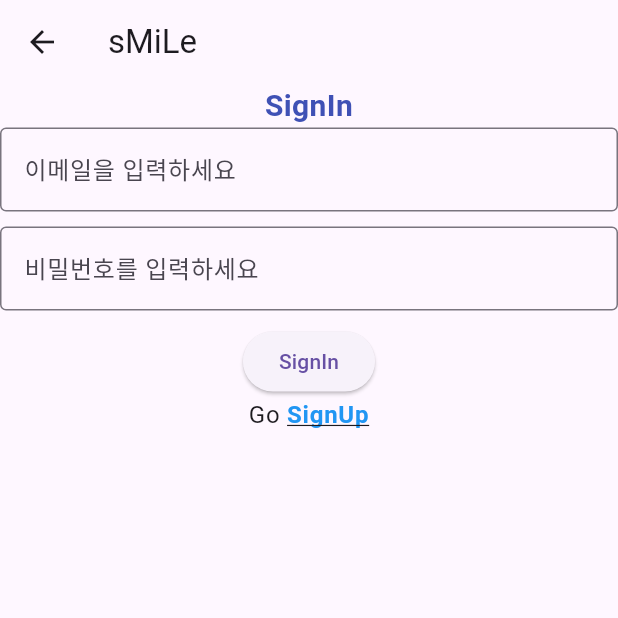
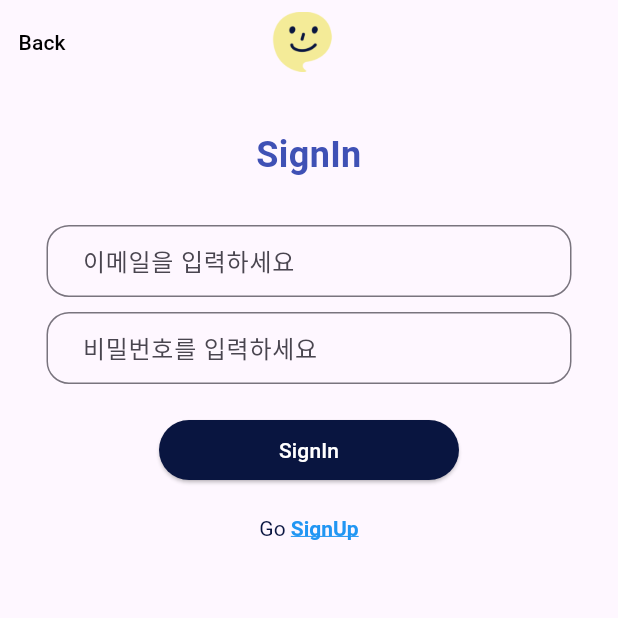
Before and after one commit to bk123477/2024-SolutionChallenge-sMiLe, a Flutter app: the screen it shows after launch, after a tap on "Sign In", on a phone screen of 412 x 824 dp, the top half of it. Run offline on Flutter 3.47's test engine with Material 3 defaults, Android fonts, the phone set to English and light mode, and no system bars; our stand-ins replace cloud_firestore, firebase_auth, firebase_core, firebase_messaging, flutter_local_notifications, fluttertoast and 2 more; accounts and stored records are empty.

Commit message:
design: signup,in

```diff
--- a/lib/screen/part1/init_screen.dart
+++ b/lib/screen/part1/init_screen.dart
@@ -146,35 +146,35 @@ class _InitScreenState extends State<InitScreen> {
   @override
   Widget build(BuildContext context) {
     return Scaffold(
-      appBar: AppBar(
-        backgroundColor: Palette.bgColor,
-        actions: <Widget>[
-          AnimatedSwitcher(
-            duration: const Duration(milliseconds: 300),
-            transitionBuilder: (Widget child, Animation<double> animation) {
-              return ScaleTransition(
-                scale: animation,
-                child: child,
-              );
-            },
-            child: _isSignInVisible
-                ? TextButton(
-              key: ValueKey<String>('Sign In'),
-              onPressed: () => setState(() {
-                _isSignInVisible = false;
-              }),
-              child: Text('Sign In', style: TextStyle(color: Colors.white)),
-            )
-                : TextButton(
-              key: ValueKey<String>('Sign Up'),
-              onPressed: () => setState(() {
-                _isSignInVisible = true;
-              }),
-              child: Text('Sign Up', style: TextStyle(color: Colors.white)),
-            ),
-          ),
-        ],
-      ),
+      // appBar: AppBar(
+      //   backgroundColor: Palette.bgColor,
+      //   actions: <Widget>[
+      //     AnimatedSwitcher(
+      //       duration: const Duration(milliseconds: 300),
+      //       transitionBuilder: (Widget child, Animation<double> animation) {
+      //         return ScaleTransition(
+      //           scale: animation,
+      //           child: child,
+      //         );
+      //       },
+      //       child: _isSignInVisible
+      //           ? TextButton(
+      //         key: ValueKey<String>('Sign In'),
+      //         onPressed: () => setState(() {
+      //           _isSignInVisible = false;
+      //         }),
+      //         child: Text('Sign In', style: TextStyle(color: Colors.white)),
+      //       )
+      //           : TextButton(
+      //         key: ValueKey<String>('Sign Up'),
+      //         onPressed: () => setState(() {
+      //           _isSignInVisible = true;
+      //         }),
+      //         child: Text('Sign Up', style: TextStyle(color: Colors.white)),
+      //       ),
+      //     ),
+      //   ],
+      // ),
       body: Container(
         color: Palette.bgColor,
         child: SafeArea(
--- a/lib/screen/part1/signup_screen2.dart
+++ b/lib/screen/part1/signup_screen2.dart
@@ -6,6 +6,7 @@ import 'package:firebase_core/firebase_core.dart';
 import 'package:fluttertoast/fluttertoast.dart';
 import 'package:shared_preferences/shared_preferences.dart';
 import 'package:smile_front/screen/part2/home_screen.dart';
+import '../../config/palette.dart';
 import '/firebase_options.dart';
 import 'package:intl/intl.dart';
 
@@ -67,7 +68,8 @@ class _SignupScreenState extends State<SignupScreen> {
   getUser() async {
     final DateTime now = DateTime.now();
     final String nowStr = DateFormat('yy-MM-dd').format(now);
-    DocumentSnapshot _userDoc = await FirebaseFirestore.instance.collection('users').doc(email).get();
+    DocumentSnapshot _userDoc =
+        await FirebaseFirestore.instance.collection('users').doc(email).get();
     if (_userDoc.exists) {
       Map<String, dynamic> userData = _userDoc.data() as Map<String, dynamic>;
       email = userData['userInfo'];
@@ -98,32 +100,32 @@ class _SignupScreenState extends State<SignupScreen> {
       _prefs.setString('userName', name);
       _prefs.setInt('userScore', userScore);
       _prefs.setStringList('medications', medications);
-      if (nowStr == _dt1){
+      if (nowStr == _dt1) {
         _prefs.setBool('complete1', _complete1);
       } else {
         _prefs.setBool('complete1', false);
       }
-      if (nowStr == _dt2){
+      if (nowStr == _dt2) {
         _prefs.setBool('complete2', _complete2);
       } else {
         _prefs.setBool('complete2', false);
       }
-      if (nowStr == _dt3){
+      if (nowStr == _dt3) {
         _prefs.setBool('complete3', _complete3);
       } else {
         _prefs.setBool('complete3', false);
       }
-      if (nowStr == _dt4){
+      if (nowStr == _dt4) {
         _prefs.setBool('complete4', _complete4);
       } else {
         _prefs.setBool('complete4', false);
       }
-      if (nowStr == _dt5){
+      if (nowStr == _dt5) {
         _prefs.setBool('complete5', _complete5);
       } else {
         _prefs.setBool('complete5', false);
       }
-      if (nowStr == _dt6){
+      if (nowStr == _dt6) {
         _prefs.setBool('complete6', _complete6);
       } else {
         _prefs.setBool('complete6', false);
@@ -182,7 +184,7 @@ class _SignupScreenState extends State<SignupScreen> {
     });
   }
 
-  signUp() async{
+  signUp() async {
     try {
       await FirebaseAuth.instance
           .createUserWithEmailAndPassword(email: email, password: password)
@@ -209,26 +211,37 @@ class _SignupScreenState extends State<SignupScreen> {
     }
   }
 
-  List<Widget> getInputWidget() {
-    return[
-      Text(
+  Widget getInputWidget() {
+    return Center(
+      child: Column(children: [
+        Container(
+
+          margin: EdgeInsets.symmetric(vertical: 30), // 위아래로 마진 추가
+          child: Text(
             isSignIn ? "SignIn" : "SignUp",
             style: TextStyle(
               color: Colors.indigo,
               fontWeight: FontWeight.bold,
-          fontSize: 20,
+              fontSize: 24, // 글씨 크기 증가
             ),
             textAlign: TextAlign.center,
+          ),
         ),
         Form(
           key: _formKey,
           child: Column(
             mainAxisAlignment: MainAxisAlignment.center,
-          children:[
-            TextFormField(
+            children: [
+              Container(
+                width: 350, // 텍스트 폼 필드의 너비 조절
+                child: TextFormField(
                   decoration: InputDecoration(
                     labelText: '이메일을 입력하세요',
-                border: OutlineInputBorder(),
+                    border: OutlineInputBorder(
+                      borderRadius: BorderRadius.circular(15.0), // 모서리를 둥글게 조절
+                    ),
+                    contentPadding: EdgeInsets.symmetric(
+                        vertical: 10, horizontal: 20), // 입력 칸 패딩 조절
                   ),
                   validator: (value) {
                     if (value?.isEmpty ?? false) {
@@ -241,11 +254,18 @@ class _SignupScreenState extends State<SignupScreen> {
                   },
                   keyboardType: TextInputType.emailAddress,
                 ),
+              ),
               SizedBox(height: 10),
-            TextFormField(
+              Container(
+                width: 350, // 텍스트 폼 필드의 너비 조절
+                child: TextFormField(
                   decoration: InputDecoration(
                     labelText: '비밀번호를 입력하세요',
-                border: OutlineInputBorder(),
+                    border: OutlineInputBorder(
+                      borderRadius: BorderRadius.circular(15.0), // 모서리를 둥글게 조절
+                    ),
+                    contentPadding: EdgeInsets.symmetric(
+                        vertical: 10, horizontal: 20), // 입력 칸 패딩 조절
                   ),
                   obscureText: true,
                   validator: (value) {
@@ -258,11 +278,16 @@ class _SignupScreenState extends State<SignupScreen> {
                     password = value ?? "";
                   },
                 ),
-            SizedBox(height: 10),
-            ElevatedButton(onPressed: (){
+              ),
+
+              SizedBox(height: 20), // 버튼과의 거리 조절
+              Container(
+                width: 200.0, // 버튼을 좌우로 길게 만듦
+                child: ElevatedButton(
+                  onPressed: () {
                     if (_formKey.currentState?.validate() ?? false) {
                       _formKey.currentState?.save();
-                // print('email: $email, password : $password');
+                      // 로그인 또는 회원가입 로직
                       if (isSignIn) {
                         signIn();
                         getUser();
@@ -271,12 +296,19 @@ class _SignupScreenState extends State<SignupScreen> {
                         signUp();
                       }
                     }
-            }, child: Text(isSignIn ? "SignIn" : "SignUp")),
+                  },
+                  style: ElevatedButton.styleFrom(
+                    foregroundColor: Colors.white, backgroundColor: Palette.bgColor, // 텍스트 색상 흰색
+                  ),
+                  child: Text(isSignIn ? "SignIn" : "SignUp"),
+                ),
+              ),
+              SizedBox(height: 20), // "Go SignUp"/"Go SignIn"과의 거리 조절
               RichText(
                 textAlign: TextAlign.right,
                 text: TextSpan(
                   text: 'Go ',
-                style: Theme.of(context).textTheme.bodyText1,
+                  style: TextStyle(color: Palette.bgColor), // 기본 텍스트 검은색으로 변경
                   children: <TextSpan>[
                     TextSpan(
                         text: isSignIn ? "SignUp" : "SignIn",
@@ -294,24 +326,34 @@ class _SignupScreenState extends State<SignupScreen> {
                   ],
                 ),
               ),
-          ]
-        )
-      )
-    ];
+            ],
+          ),
+        ),
+      ]),
+    );
   }
 
-  List<Widget> getResultWidget() {
+  Widget getResultWidget() {
     String resultEmail = FirebaseAuth.instance.currentUser!.email!;
-    return [
-      Text(
+    return Center(
+      child: Column(
+        mainAxisAlignment: MainAxisAlignment.center, // Column 내부의 위젯을 중앙에 위치
+        children: [
+          Padding( // 텍스트에 패딩 추가
+            padding: const EdgeInsets.all(8.0),
+            child: Text(
               isSignIn
-            ? "$resultEmail 로 로그인 하셨습니다.!"
-            : "$resultEmail 로 회원가입 하셨습니다.! 이메일 인증을 거쳐야 로그인이 가능합니다.",
+                  ? "You are signed in with $resultEmail!"
+                  : "You have signed up with $resultEmail! Please verify your email to log in.",
+              textAlign: TextAlign.center, // 텍스트를 중앙 정렬
               style: TextStyle(
                 color: Colors.black54,
                 fontWeight: FontWeight.bold,
+                fontSize: 16, // 폰트 크기 조정
               ),
             ),
+          ),
+          SizedBox(height: 20), // 텍스트와 버튼 사이의 간격
           ElevatedButton(
             onPressed: () async {
               if (isSignIn && flag == 0) {
@@ -327,30 +369,51 @@ class _SignupScreenState extends State<SignupScreen> {
               } else if (isSignIn && flag == 1) {
                 Navigator.push(
                   context,
-                MaterialPageRoute(builder: (context) => HomeScreen()),
+                  MaterialPageRoute(builder: (context) => DepressionDiagnosisSelectionScreen()),
                 );
-            }
-            else {
+              } else {
                 setState(() {
                   isInput = true;
                   isSignIn = true;
                 });
               }
             },
-          child: Text(isSignIn ? "시작하기" : "SignIn")),
-    ];
+            style: ElevatedButton.styleFrom(
+              foregroundColor: Colors.white, backgroundColor: Palette.bgColor, // 버튼 텍스트 색상을 흰색으로 설정
+              textStyle: TextStyle(
+                fontSize: 16, // 버튼 내 텍스트 크기
+              ),
+            ),
+            child: Text(isSignIn ? "Start" : "Sign In"),
+          ),
+        ],
+      ),
+    );
   }
+
 
   @override
   Widget build(BuildContext context) {
     return Scaffold(
         appBar: AppBar(
-        title: Text("sMiLe"),
+          automaticallyImplyLeading: false,
+          leading: TextButton(
+            onPressed: () => Navigator.of(context).pop(),
+            child: Text('Back', style: TextStyle(color: Colors.black)),
           ),
-      body: Column(
-          crossAxisAlignment: CrossAxisAlignment.stretch,
-          children: isInput ? getInputWidget() : getResultWidget()),
-    );
+          title: Center(
+            child: Image.asset(
+              'asset/img/smileimoge.png', // 실제 이미지 경로로 수정해주세요.
+              height: 40,
+            ),
+          ),
+          actions: [
+            Opacity(
+                opacity: 0.0,
+                child: TextButton(onPressed: () {}, child: Text('Back')))
+          ],
+        ),
+        body: isInput ? getInputWidget() : getResultWidget());
   }
 
   // @override
@@ -431,8 +494,8 @@ class _SignupScreenState extends State<SignupScreen> {
   void _signup() {
     Navigator.push(
       context,
-      MaterialPageRoute(builder: (context) => DepressionDiagnosisSelectionScreen()),
+      MaterialPageRoute(
+          builder: (context) => DepressionDiagnosisSelectionScreen()),
     );
   }
-
 }
```
Lines whose indentation alone changed are shown as unchanged.
